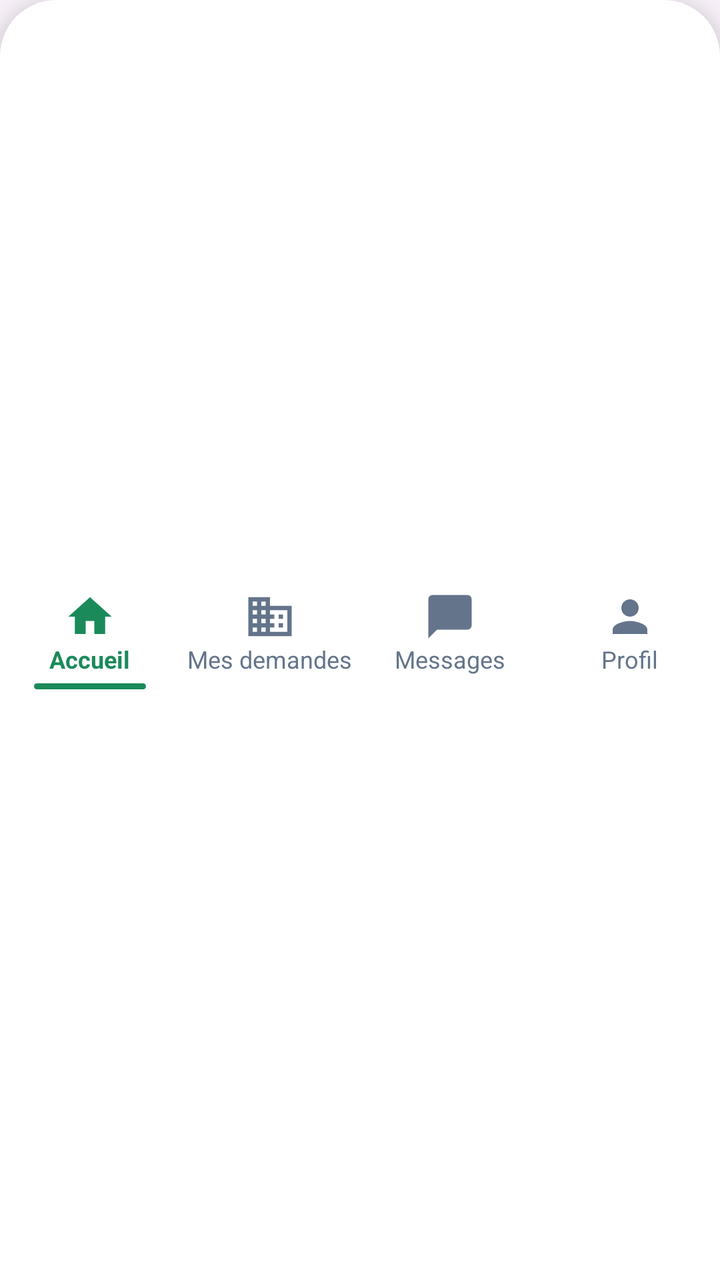
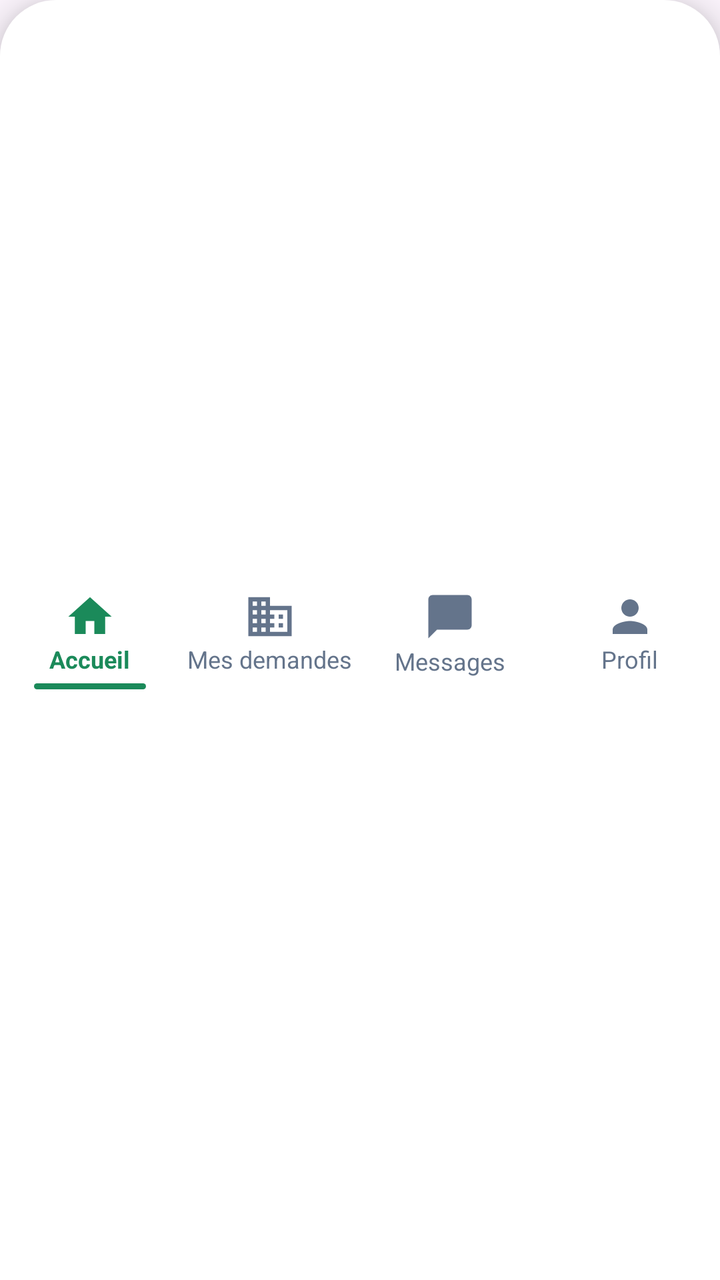

Compare the two renders of this Android layout. The source of the first and the diff that turns it into the second are given below.
<!-- AndroidManifest.xml: application theme Theme.DIAR -->
<!-- res/layout/interface_barre_proprietaire.xml -->
<?xml version="1.0" encoding="utf-8"?>
<LinearLayout
    xmlns:android="http://schemas.android.com/apk/res/android"
    xmlns:app="http://schemas.android.com/apk/res-auto"
    android:layout_width="match_parent"
    android:layout_height="70dp"
    android:background="@drawable/bg_bottom_nav"
    android:elevation="12dp"
    android:gravity="center"
    android:orientation="horizontal"
    android:paddingTop="6dp"
    android:paddingBottom="6dp">

    
    <LinearLayout
        android:id="@+id/nav_prop_accueil"
        android:layout_width="0dp"
        android:layout_height="match_parent"
        android:layout_weight="1"
        android:clickable="true"
        android:focusable="true"
        android:foreground="?attr/selectableItemBackgroundBorderless"
        android:gravity="center"
        android:orientation="vertical">

        <ImageView
            android:id="@+id/ic_nav_prop_accueil"
            android:layout_width="26dp"
            android:layout_height="26dp"
            android:src="@drawable/ic_home"
            app:tint="#1B8A5A"/>

        <TextView
            android:id="@+id/tv_nav_prop_accueil"
            android:layout_width="wrap_content"
            android:layout_height="wrap_content"
            android:text="Accueil"
            android:textColor="#1B8A5A"
            android:textSize="12sp"
            android:textStyle="bold"/>

        <View
            android:id="@+id/indicator_nav_prop_accueil"
            android:layout_width="56dp"
            android:layout_height="3dp"
            android:layout_marginTop="4dp"
            android:background="@drawable/bg_nav_indicator"/>
    </LinearLayout>

    
    <LinearLayout
        android:id="@+id/nav_prop_annonces"
        android:layout_width="0dp"
        android:layout_height="match_parent"
        android:layout_weight="1"
        android:clickable="true"
        android:focusable="true"
        android:foreground="?attr/selectableItemBackgroundBorderless"
        android:gravity="center"
        android:orientation="vertical">

        <ImageView
            android:id="@+id/ic_nav_prop_annonces"
            android:layout_width="26dp"
            android:layout_height="26dp"
            android:src="@drawable/ic_building"
            app:tint="#64748B"/>

        <TextView
            android:id="@+id/tv_nav_prop_annonces"
            android:layout_width="wrap_content"
            android:layout_height="wrap_content"
            android:text="Mes demandes"
            android:textColor="#64748B"
            android:textSize="12sp"/>

        <View
            android:id="@+id/indicator_nav_prop_annonces"
            android:layout_width="56dp"
            android:layout_height="3dp"
            android:layout_marginTop="4dp"
            android:background="@drawable/bg_nav_indicator"
            android:visibility="invisible"/>
    </LinearLayout>

    
    <LinearLayout
        android:id="@+id/nav_prop_messages"
        android:layout_width="0dp"
        android:layout_height="match_parent"
        android:layout_weight="1"
        android:clickable="true"
        android:focusable="true"
        android:foreground="?attr/selectableItemBackgroundBorderless"
        android:gravity="center"
        android:orientation="vertical">

        <ImageView
            android:id="@+id/ic_nav_prop_messages"
            android:layout_width="26dp"
            android:layout_height="26dp"
            android:src="@drawable/ic_chat"
            app:tint="#64748B"/>

        <TextView
            android:id="@+id/tv_nav_prop_messages"
            android:layout_width="wrap_content"
            android:layout_height="wrap_content"
            android:text="Messages"
            android:textColor="#64748B"
            android:textSize="12sp"/>

        <View
            android:id="@+id/indicator_nav_prop_messages"
            android:layout_width="56dp"
            android:layout_height="3dp"
            android:layout_marginTop="4dp"
            android:background="@drawable/bg_nav_indicator"
            android:visibility="invisible"/>
    </LinearLayout>

    
    <LinearLayout
        android:id="@+id/nav_prop_profil"
        android:layout_width="0dp"
        android:layout_height="match_parent"
        android:layout_weight="1"
        android:clickable="true"
        android:focusable="true"
        android:foreground="?attr/selectableItemBackgroundBorderless"
        android:gravity="center"
        android:orientation="vertical">

        <ImageView
            android:id="@+id/ic_nav_prop_profil"
            android:layout_width="26dp"
            android:layout_height="26dp"
            android:src="@drawable/ic_person"
            app:tint="#64748B"/>

        <TextView
            android:id="@+id/tv_nav_prop_profil"
            android:layout_width="wrap_content"
            android:layout_height="wrap_content"
            android:text="Profil"
            android:textColor="#64748B"
            android:textSize="12sp"/>

        <View
            android:id="@+id/indicator_nav_prop_profil"
            android:layout_width="56dp"
            android:layout_height="3dp"
            android:layout_marginTop="4dp"
            android:background="@drawable/bg_nav_indicator"
            android:visibility="invisible"/>
    </LinearLayout>

</LinearLayout>
<!-- resources referenced by this layout -->
<resources>
  <!-- drawable bg_bottom_nav (drawable) -->
  <shape xmlns:android="http://schemas.android.com/apk/res/android" android:shape="rectangle">
      <solid android:color="#FFFFFF" />
      <corners
          android:topLeftRadius="28dp"
          android:topRightRadius="28dp" />
  </shape>
  <!-- drawable bg_nav_indicator (drawable) -->
  <shape xmlns:android="http://schemas.android.com/apk/res/android" android:shape="rectangle">
      <solid android:color="#1B8A5A" />
      <corners android:radius="2dp" />
  </shape>
  <!-- drawable ic_building (drawable) -->
  <vector xmlns:android="http://schemas.android.com/apk/res/android"
      android:width="24dp" android:height="24dp"
      android:viewportWidth="24" android:viewportHeight="24">
      <path android:fillColor="#000000"
          android:pathData="M12,7V3H2v18h20V7H12zM6,19H4v-2h2V19zM6,15H4v-2h2V15zM6,11H4V9h2V11zM6,7H4V5h2V7zM10,19H8v-2h2V19zM10,15H8v-2h2V15zM10,11H8V9h2V11zM10,7H8V5h2V7zM20,19h-8v-2h2v-2h-2v-2h2v-2h-2V9h8V19zM18,11h-2v2h2V11zM18,15h-2v2h2V15z" />
  </vector>
  <!-- drawable ic_chat (drawable) -->
  <vector xmlns:android="http://schemas.android.com/apk/res/android"
      android:width="24dp" android:height="24dp"
      android:viewportWidth="24" android:viewportHeight="24">
      <path android:fillColor="#000000"
          android:pathData="M20,2H4c-1.1,0 -2,0.9 -2,2v18l4,-4h14c1.1,0 2,-0.9 2,-2V4c0,-1.1 -0.9,-2 -2,-2z" />
  </vector>
  <!-- drawable ic_home (drawable) -->
  <vector xmlns:android="http://schemas.android.com/apk/res/android"
      android:width="24dp" android:height="24dp"
      android:viewportWidth="24" android:viewportHeight="24">
      <path android:fillColor="#000000"
          android:pathData="M10,20v-6h4v6h5v-8h3L12,3 2,12h3v8z" />
  </vector>
  <!-- drawable ic_person (drawable) -->
  <vector xmlns:android="http://schemas.android.com/apk/res/android"
      android:width="24dp" android:height="24dp"
      android:viewportWidth="24" android:viewportHeight="24">
      <path android:fillColor="#000000"
          android:pathData="M12,12c2.21,0 4,-1.79 4,-4s-1.79,-4 -4,-4 -4,1.79 -4,4 1.79,4 4,4zM12,14c-2.67,0 -8,1.34 -8,4v2h16v-2c0,-2.66 -5.33,-4 -8,-4z" />
  </vector>
  <style name="Theme.DIAR" parent="Base.Theme.DIAR" />
  <style name="Base.Theme.DIAR" parent="Theme.Material3.DayNight.NoActionBar">
          
          
      </style>
</resources>

<!-- the commit's change to res/layout/interface_barre_proprietaire.xml (unified diff, before → after) -->
@@ -95,12 +95,33 @@
         android:gravity="center"
         android:orientation="vertical">
 
-        <ImageView
-            android:id="@+id/ic_nav_prop_messages"
-            android:layout_width="26dp"
-            android:layout_height="26dp"
-            android:src="@drawable/ic_chat"
-            app:tint="#64748B"/>
+        <FrameLayout
+            android:layout_width="40dp"
+            android:layout_height="28dp">
+
+            <ImageView
+                android:id="@+id/ic_nav_prop_messages"
+                android:layout_width="26dp"
+                android:layout_height="26dp"
+                android:layout_gravity="center"
+                android:src="@drawable/ic_chat"
+                app:tint="#64748B"/>
+
+            <TextView
+                android:id="@+id/badge_nav_prop_messages"
+                android:layout_width="wrap_content"
+                android:layout_height="18dp"
+                android:layout_gravity="top|end"
+                android:background="@drawable/bg_badge_rouge"
+                android:gravity="center"
+                android:minWidth="18dp"
+                android:paddingHorizontal="4dp"
+                android:text="0"
+                android:textColor="#FFFFFF"
+                android:textSize="10sp"
+                android:textStyle="bold"
+                android:visibility="gone"/>
+        </FrameLayout>
 
         <TextView
             android:id="@+id/tv_nav_prop_messages"
<!-- resource entries referenced after the edit -->
@@ -1,5 +1,15 @@
 <!-- resources referenced by this layout -->
 <resources>
+  <!-- drawable bg_badge_rouge (drawable) -->
+  <?xml version="1.0" encoding="utf-8"?>
+  <shape xmlns:android="http://schemas.android.com/apk/res/android"
+      android:shape="rectangle">
+      <solid android:color="#EF4444" />
+      <corners android:radius="9dp" />
+      <stroke
+          android:width="1.5dp"
+          android:color="#FFFFFF" />
+  </shape>
   <!-- drawable bg_bottom_nav (drawable) -->
   <shape xmlns:android="http://schemas.android.com/apk/res/android" android:shape="rectangle">
       <solid android:color="#FFFFFF" />
